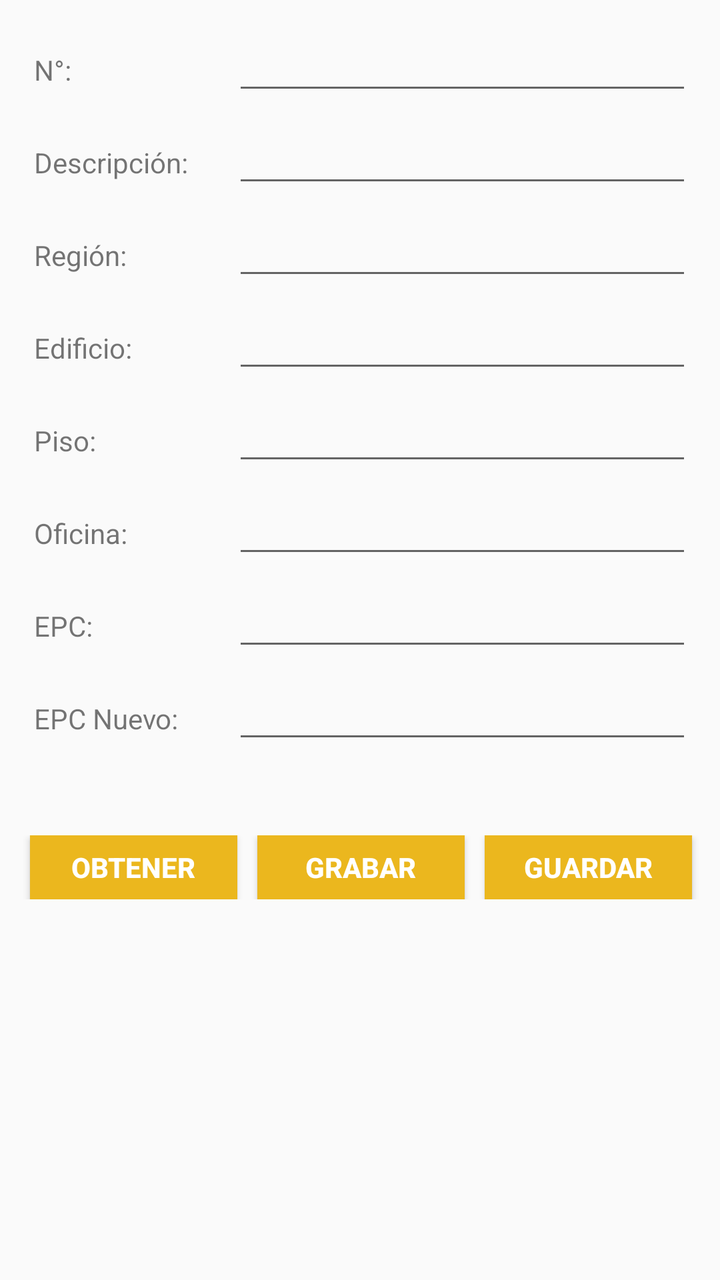
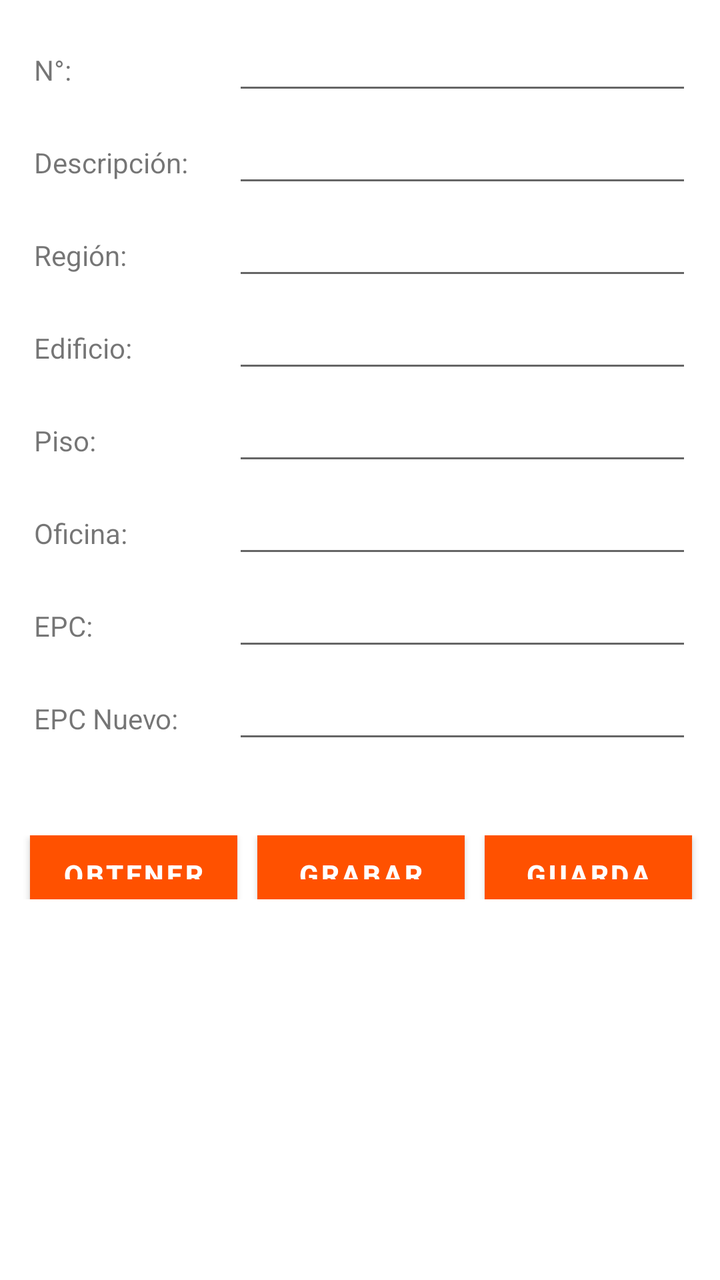

An Android layout rendered at two revisions. The XML below is the earlier revision; the diff shows what the commit changed to produce the second picture.
<!-- AndroidManifest.xml: application theme AppTheme -->
<!-- res/layout/activity_grabar_tag_activo.xml -->
<?xml version="1.0" encoding="utf-8"?>
<android.support.constraint.ConstraintLayout xmlns:android="http://schemas.android.com/apk/res/android"
    xmlns:app="http://schemas.android.com/apk/res-auto"
    xmlns:tools="http://schemas.android.com/tools"
    android:layout_width="match_parent"
    android:layout_height="match_parent"
    tools:context=".Assign_tag_Assets.GrabarTagActivo">

    <ScrollView
        android:id="@+id/GrabarTagForm"
        android:layout_width="match_parent"
        android:layout_height="match_parent"
        android:layout_marginBottom="8dp"
        app:layout_constraintBottom_toBottomOf="parent">

    <LinearLayout
        android:layout_width="match_parent"
        android:layout_height="wrap_content"
        android:orientation="vertical">


        

        <LinearLayout
            android:layout_width="match_parent"
            android:layout_height="11dp"
            android:orientation="vertical"></LinearLayout>
        <LinearLayout
            android:layout_width="match_parent"
            android:layout_height="match_parent"
            android:orientation="horizontal">
            <LinearLayout
                android:layout_width="17dp"
                android:layout_height="match_parent"
                android:orientation="horizontal"></LinearLayout>

            <TextView
                android:id="@+id/lbl_numero_activo"
                android:layout_width="80dp"
                android:layout_height="wrap_content"
                android:layout_weight="1"
                android:text="@string/numero" />

            <EditText
                android:id="@+id/txtg_numero_activo"
                android:layout_width="wrap_content"
                android:layout_height="wrap_content"
                android:layout_weight="1"
                android:ems="10"
                android:inputType="textPersonName"
                android:text="" />
            <LinearLayout
                android:layout_width="14dp"
                android:layout_height="match_parent"
                android:orientation="horizontal"></LinearLayout>
        </LinearLayout>


        
        <LinearLayout
            android:layout_width="match_parent"
            android:layout_height="5dp"
            android:orientation="vertical"></LinearLayout>
        <LinearLayout
            android:layout_width="match_parent"
            android:layout_height="match_parent"
            android:orientation="horizontal">
            <LinearLayout
                android:layout_width="17dp"
                android:layout_height="match_parent"
                android:orientation="horizontal"></LinearLayout>

            <TextView
                android:id="@+id/lbl_descripcion"
                android:layout_width="80dp"
                android:layout_height="wrap_content"
                android:layout_weight="1"
                android:text="@string/descripcion" />

            <EditText
                android:id="@+id/txtg_descripcion"
                android:layout_width="wrap_content"
                android:layout_height="wrap_content"
                android:layout_weight="1"
                android:ems="10"
                android:inputType="textPersonName"
                android:text="" />
            <LinearLayout
                android:layout_width="14dp"
                android:layout_height="match_parent"
                android:orientation="horizontal"></LinearLayout>
        </LinearLayout>


        
        <LinearLayout
            android:layout_width="match_parent"
            android:layout_height="5dp"
            android:orientation="vertical"></LinearLayout>
        <LinearLayout
            android:layout_width="match_parent"
            android:layout_height="match_parent"
            android:orientation="horizontal">
            <LinearLayout
                android:layout_width="17dp"
                android:layout_height="match_parent"
                android:orientation="horizontal"></LinearLayout>

            <TextView
                android:id="@+id/lbl_compania"
                android:layout_width="80dp"
                android:layout_height="wrap_content"
                android:layout_weight="1"
                android:text="@string/compañia" />

            <EditText
                android:id="@+id/txtg_compania"
                android:layout_width="wrap_content"
                android:layout_height="wrap_content"
                android:layout_weight="1"
                android:ems="10"
                android:inputType="textPersonName"
                android:text=" " />
            <LinearLayout
                android:layout_width="14dp"
                android:layout_height="match_parent"
                android:orientation="horizontal"></LinearLayout>
        </LinearLayout>


        
        <LinearLayout
            android:layout_width="match_parent"
            android:layout_height="5dp"
            android:orientation="vertical"></LinearLayout>
        <LinearLayout
            android:layout_width="match_parent"
            android:layout_height="match_parent"
            android:orientation="horizontal">
            <LinearLayout
                android:layout_width="17dp"
                android:layout_height="match_parent"
                android:orientation="horizontal"></LinearLayout>

            <TextView
                android:id="@+id/lbl_edificio"
                android:layout_width="80dp"
                android:layout_height="wrap_content"
                android:layout_weight="1"
                android:text="@string/edificio" />

            <EditText
                android:id="@+id/txtg_edificio"
                android:layout_width="wrap_content"
                android:layout_height="wrap_content"
                android:layout_weight="1"
                android:ems="10"
                android:inputType="textPersonName"
                android:text=" " />
            <LinearLayout
                android:layout_width="14dp"
                android:layout_height="match_parent"
                android:orientation="horizontal"></LinearLayout>
        </LinearLayout>


        
        <LinearLayout
            android:layout_width="match_parent"
            android:layout_height="5dp"
            android:orientation="vertical"></LinearLayout>
        <LinearLayout
            android:layout_width="match_parent"
            android:layout_height="match_parent"
            android:orientation="horizontal">
            <LinearLayout
                android:layout_width="17dp"
                android:layout_height="match_parent"
                android:orientation="horizontal"></LinearLayout>

            <TextView
                android:id="@+id/lbl_piso"
                android:layout_width="80dp"
                android:layout_height="wrap_content"
                android:layout_weight="1"
                android:text="@string/piso" />

            <EditText
                android:id="@+id/txtg_piso"
                android:layout_width="wrap_content"
                android:layout_height="wrap_content"
                android:layout_weight="1"
                android:ems="10"
                android:inputType="textPersonName"
                android:text=" " />
            <LinearLayout
                android:layout_width="14dp"
                android:layout_height="match_parent"
                android:orientation="horizontal"></LinearLayout>
        </LinearLayout>


        
        <LinearLayout
            android:layout_width="match_parent"
            android:layout_height="5dp"
            android:orientation="vertical"></LinearLayout>
        <LinearLayout
            android:layout_width="match_parent"
            android:layout_height="match_parent"
            android:orientation="horizontal">
            <LinearLayout
                android:layout_width="17dp"
                android:layout_height="match_parent"
                android:orientation="horizontal"></LinearLayout>

            <TextView
                android:id="@+id/lbl_oficina"
                android:layout_width="80dp"
                android:layout_height="wrap_content"
                android:layout_weight="1"
                android:text="@string/oficina" />

            <EditText
                android:id="@+id/txtg_oficina"
                android:layout_width="wrap_content"
                android:layout_height="wrap_content"
                android:layout_weight="1"
                android:ems="10"
                android:inputType="textPersonName"
                android:text=" " />
            <LinearLayout
                android:layout_width="14dp"
                android:layout_height="match_parent"
                android:orientation="horizontal"></LinearLayout>
        </LinearLayout>


        
        <LinearLayout
            android:layout_width="match_parent"
            android:layout_height="5dp"
            android:orientation="vertical"></LinearLayout>
        <LinearLayout
            android:layout_width="match_parent"
            android:layout_height="match_parent"
            android:orientation="horizontal">
            <LinearLayout
                android:layout_width="17dp"
                android:layout_height="match_parent"
                android:orientation="horizontal"></LinearLayout>

            <TextView
                android:id="@+id/lbl_epc"
                android:layout_width="80dp"
                android:layout_height="wrap_content"
                android:layout_weight="1"
                android:text="@string/epc" />

            <EditText
                android:id="@+id/txtg_epc"
                android:layout_width="wrap_content"
                android:layout_height="wrap_content"
                android:layout_weight="1"
                android:ems="10"
                android:inputType="textPersonName"
                android:text=" " />
            <LinearLayout
                android:layout_width="14dp"
                android:layout_height="match_parent"
                android:orientation="horizontal"></LinearLayout>
        </LinearLayout>



        
        <LinearLayout
            android:layout_width="match_parent"
            android:layout_height="5dp"
            android:orientation="vertical"></LinearLayout>
        <LinearLayout
            android:layout_width="match_parent"
            android:layout_height="match_parent"
            android:orientation="horizontal">
            <LinearLayout
                android:layout_width="17dp"
                android:layout_height="match_parent"
                android:orientation="horizontal"></LinearLayout>

            <TextView
                android:id="@+id/lbl_epc_nuevo"
                android:layout_width="80dp"
                android:layout_height="wrap_content"
                android:layout_weight="1"
                android:text="@string/epc_nuevo" />

            <EditText
                android:id="@+id/txtg_epc_nuevo"
                android:layout_width="wrap_content"
                android:layout_height="wrap_content"
                android:layout_weight="1"
                android:ems="10"
                android:inputType="textPersonName"
                android:text=" " />
            <LinearLayout
                android:layout_width="14dp"
                android:layout_height="match_parent"
                android:orientation="horizontal"></LinearLayout>
        </LinearLayout>



        <LinearLayout
            android:layout_width="match_parent"
            android:layout_height="41dp"
            android:orientation="vertical"></LinearLayout>

        <LinearLayout
            android:layout_width="match_parent"
            android:layout_height="match_parent"
            android:orientation="horizontal">

            <LinearLayout
                android:layout_width="15dp"
                android:layout_height="match_parent"
                android:orientation="horizontal"></LinearLayout>

            <Button
                android:id="@+id/btn_obtener"
                android:layout_width="25dp"
                android:layout_height="32dp"
                android:layout_weight="1"
                android:background="@color/colorPrimary"
                android:text="@string/obtener"
                android:textColor="@android:color/background_light"
                android:textStyle="bold" />

            <LinearLayout
                android:layout_width="10dp"
                android:layout_height="match_parent"
                android:orientation="horizontal"></LinearLayout>

            <Button
                android:id="@+id/btn_grabar"
                android:layout_width="25dp"
                android:layout_height="32dp"
                android:layout_weight="1"
                android:background="@color/colorPrimary"
                android:text="@string/grabar"
                android:textColor="@android:color/background_light"
                android:textStyle="bold" />

            <LinearLayout
                android:layout_width="10dp"
                android:layout_height="match_parent"
                android:orientation="horizontal"></LinearLayout>

            <Button
                android:id="@+id/btn_guardar"
                android:layout_width="25dp"
                android:layout_height="32dp"
                android:layout_weight="1"
                android:background="@color/colorPrimary"
                android:text="@string/guardar"
                android:textColor="@android:color/background_light"
                android:textStyle="bold" />

            <LinearLayout
                android:layout_width="14dp"
                android:layout_height="match_parent"
                android:orientation="horizontal"></LinearLayout>

        </LinearLayout>

        <LinearLayout
            android:layout_width="match_parent"
            android:layout_height="17dp"
            android:orientation="vertical"></LinearLayout>

        <LinearLayout
            android:layout_width="match_parent"
            android:layout_height="match_parent"
            android:orientation="horizontal">
        </LinearLayout>


    </LinearLayout>
    </ScrollView>

</android.support.constraint.ConstraintLayout>
<!-- resources referenced by this layout -->
<resources>
  <color name="colorPrimary">#EBB71E</color>
  <string name="descripcion">Descripción:</string>
  <string name="edificio">Edificio:</string>
  <string name="epc">EPC:</string>
  <string name="epc_nuevo">EPC Nuevo:</string>
  <string name="grabar">Grabar</string>
  <string name="guardar">Guardar</string>
  <string name="numero">N°:</string>
  <string name="obtener">Obtener</string>
  <string name="oficina">Oficina:</string>
  <string name="piso">Piso:</string>
  <style name="AppTheme" parent="Base.Theme.AppCompat.Light.DarkActionBar">
          
          <item name="colorPrimary">@color/colorPrimary</item>
          <item name="colorPrimaryDark">@color/colorPrimaryDark</item>
          <item name="colorAccent">@color/colorPrimary</item>
          <item name="android:textColorPrimary">@color/colorAccent</item>
          <item name="colorControlHighlight">@color/colorAccent</item>
      </style>
  <color name="colorPrimaryDark">#CE9D0C</color>
  <color name="colorAccent">#555555</color>
</resources>

<!-- the commit's change to res/layout/activity_grabar_tag_activo.xml (unified diff, before → after) -->
@@ -1,5 +1,5 @@
 <?xml version="1.0" encoding="utf-8"?>
-<android.support.constraint.ConstraintLayout xmlns:android="http://schemas.android.com/apk/res/android"
+<androidx.constraintlayout.widget.ConstraintLayout xmlns:android="http://schemas.android.com/apk/res/android"
     xmlns:app="http://schemas.android.com/apk/res-auto"
     xmlns:tools="http://schemas.android.com/tools"
     android:layout_width="match_parent"
@@ -387,4 +387,4 @@
     </LinearLayout>
     </ScrollView>
 
-</android.support.constraint.ConstraintLayout>
+</androidx.constraintlayout.widget.ConstraintLayout>
<!-- resource entries referenced after the edit -->
@@ -1,6 +1,6 @@
 <!-- resources referenced by this layout -->
 <resources>
-  <color name="colorPrimary">#EBB71E</color>
+  <color name="colorPrimary">#FF5100</color>
   <string name="descripcion">Descripción:</string>
   <string name="edificio">Edificio:</string>
   <string name="epc">EPC:</string>
@@ -11,15 +11,20 @@
   <string name="obtener">Obtener</string>
   <string name="oficina">Oficina:</string>
   <string name="piso">Piso:</string>
-  <style name="AppTheme" parent="Base.Theme.AppCompat.Light.DarkActionBar">
+  <style name="AppTheme" parent="Theme.MaterialComponents.Light.DarkActionBar">
           
           <item name="colorPrimary">@color/colorPrimary</item>
-          <item name="colorPrimaryDark">@color/colorPrimaryDark</item>
-          <item name="colorAccent">@color/colorPrimary</item>
-          <item name="android:textColorPrimary">@color/colorAccent</item>
+          <item name="colorPrimaryVariant">@color/colorPrimaryDark</item>
+          <item name="colorSecondary">@color/colorAccent</item>
+  
+          
+          <item name="android:textColorPrimary">@color/colorPrimary</item>
           <item name="colorControlHighlight">@color/colorAccent</item>
+  
+          
+          <item name="materialButtonStyle">@style/Widget.MaterialComponents.Button</item>
       </style>
-  <color name="colorPrimaryDark">#CE9D0C</color>
+  <color name="colorPrimaryDark">#FFFFFF</color>
   <color name="colorAccent">#555555</color>
 </resources>
 
